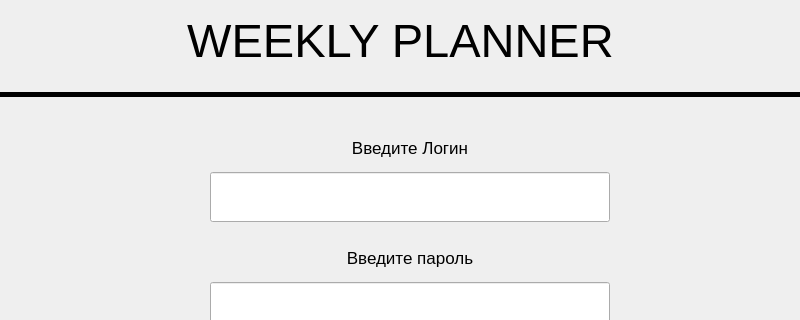
Kolder69/weekly-planner, file menu.ui: the form before one commit; both pictures show x 0 to 800 and y 0 to 320 of the 800 by 600 pixel window.
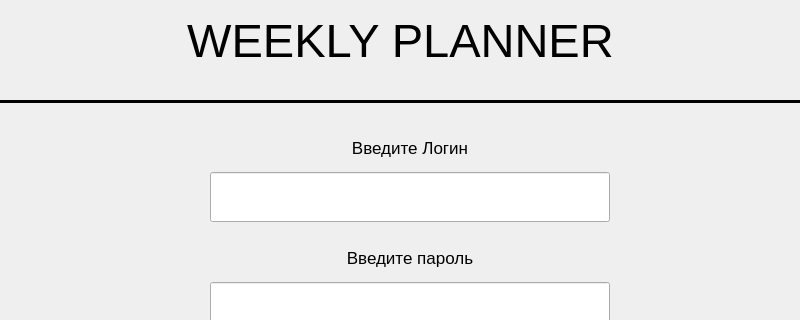
The form after the commit.

The edit to the form file:
```diff
--- a/menu.ui
+++ b/menu.ui
@@ -75,9 +75,9 @@
     <property name="geometry">
      <rect>
       <x>0</x>
-      <y>39</y>
+      <y>100</y>
       <width>800</width>
-      <height>111</height>
+      <height>3</height>
      </rect>
     </property>
     <property name="minimumSize">
```
